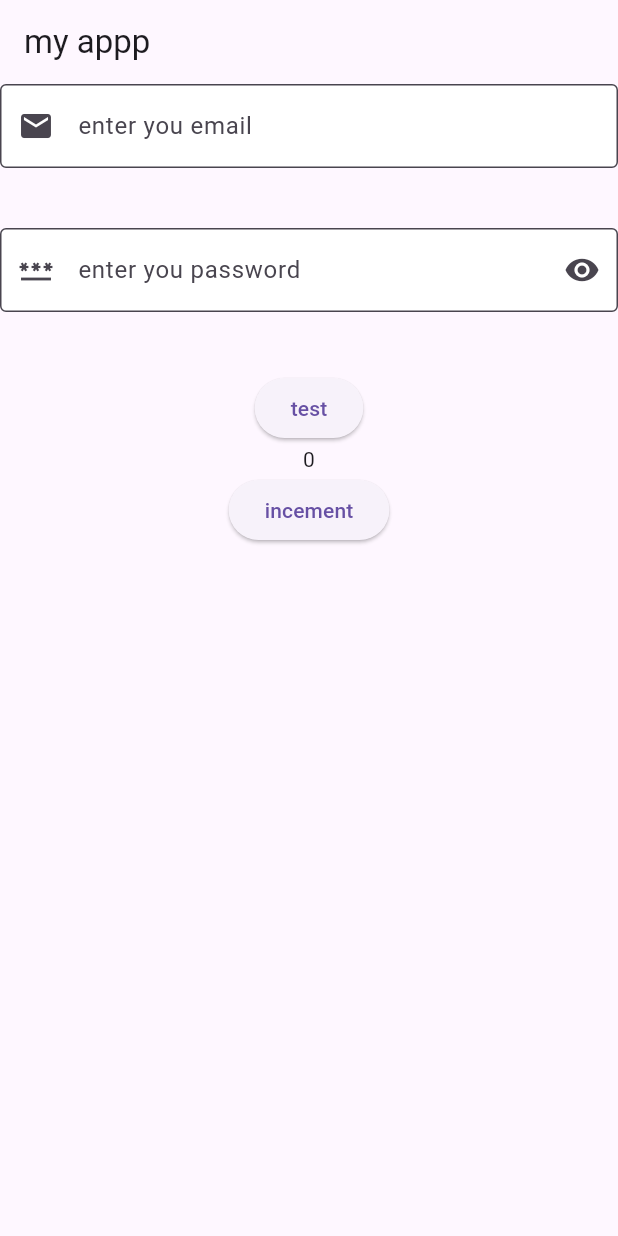
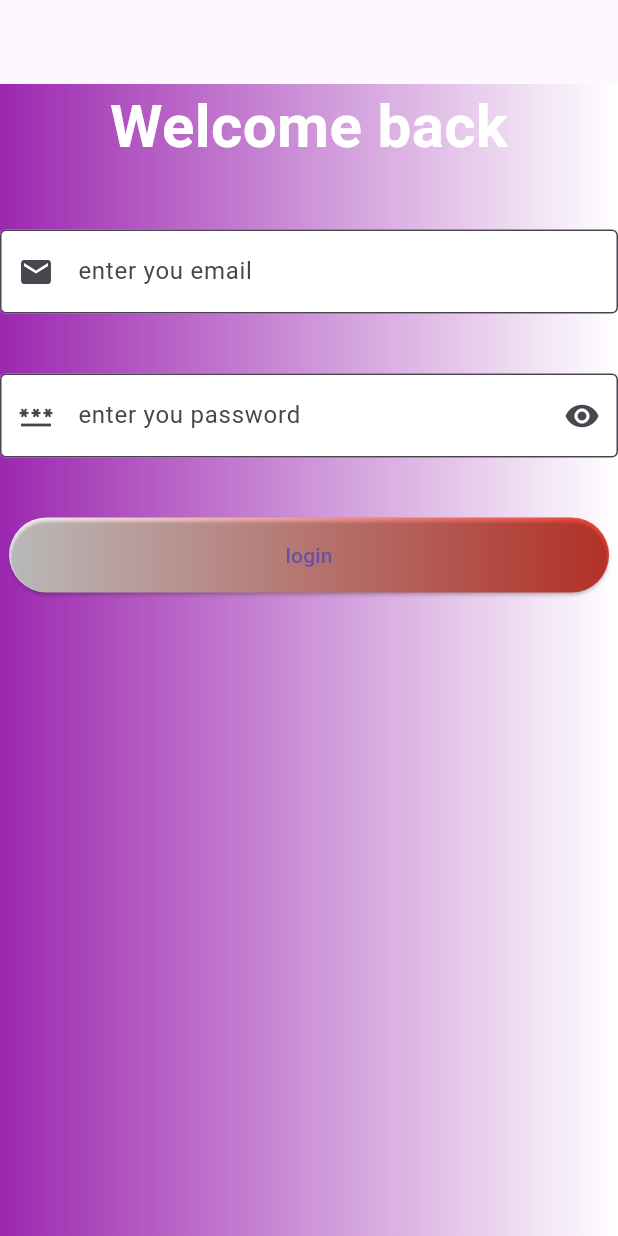
Before and after one commit to surwa803-design/shadi_hall_app, a Flutter app: the screen it shows after launch, on a phone screen of 412 x 824 dp. Run offline on Flutter 3.47's test engine with Material 3 defaults, Android fonts, the phone set to English and light mode, and no system bars.

Commit message:
login page

```diff
--- a/lib/main.dart
+++ b/lib/main.dart
@@ -1,79 +1,104 @@
 import 'package:flutter/material.dart';
 
-void main(){
+
+void main (){
   runApp(MyApp());
 }
- class MyApp extends StatefulWidget{
+class MyApp extends StatefulWidget {
   const MyApp({super.key});
 
   @override
   State<MyApp> createState() => _MyAppState();
+
 }
 
 class _MyAppState extends State<MyApp> {
- final emailController = TextEditingController();
- final passwordController = TextEditingController();
+ final emailcontroller = TextEditingController();
+  final passwordcontroller = TextEditingController();
   bool showPassword = true;
-  int number = 0;
-
   @override
-    Widget build(BuildContext context){
+  Widget build(BuildContext context) {
     return MaterialApp(
+      debugShowCheckedModeBanner: false,
       home: Scaffold(
-        appBar: AppBar(
-          title: Text("my appp",),
+       appBar: AppBar(),
+       body: Container(
+             height: double.infinity,
+             width: double.infinity,
+             decoration: BoxDecoration(
+             gradient: LinearGradient(colors: [Colors.purple,Colors.white]),
             ),
-        body: Column(
+        child: Column(
             children: [
+              Text("Welcome back",
+               style: TextStyle(
+                fontWeight: FontWeight.bold,
+                color: Colors.white,
+                fontSize: 40,
+                ),),
+                SizedBox(
+                  height:40,
+                ),
               TextField(
-              controller: emailController,
+                controller: emailcontroller,
                 decoration: InputDecoration(
                   border: OutlineInputBorder(),
+                  hintText: "enter you email",
+                  prefixIcon: Icon(Icons.email),
                   filled: true,
                   fillColor: Colors.white,
-                hintText: "enter you email",
-                prefixIcon: Icon(Icons.email),
-
                   ),
               ),
-            SizedBox(height: 40,),
+              SizedBox(
+                height: 40,
+              ),
               TextField(
-              controller: passwordController,
+                controller: passwordcontroller,
                obscureText: showPassword,
                 decoration: InputDecoration(
                   border: OutlineInputBorder(),
                   filled: true,
                   fillColor: Colors.white,
-                prefixIcon: Icon(Icons.password),
                   hintText: "enter you password",
-                suffixIcon: IconButton(
-                  onPressed: ()
-                  {
+                  prefixIcon:  Icon(Icons.password),
+                  suffixIcon: IconButton(onPressed: (){
                      setState(() {
                        showPassword = !showPassword;
                      });
-
-                  },
-                 icon: Icon(Icons.remove_red_eye))
+                  }, icon: Icon(Icons.remove_red_eye)),
                   ),
                 ),
+
               SizedBox(
-              height: 40,
+                height:40,
               ),
+              Row(
+                mainAxisAlignment: MainAxisAlignment.center,
+                children: [
+                  Container(
+                     height:50,
+                      width:400,
+                    decoration: BoxDecoration(
+                      gradient: LinearGradient(colors:[Colors.white,Colors .red]),
+                      borderRadius: BorderRadius.circular(100),
+                    ),
+                    child: ElevatedButton(
+                      style: ElevatedButton.styleFrom(
+                        backgroundColor: Colors.transparent,
+                      ),
+                       onPressed: (){
+                        setState(() {
+                          print(emailcontroller.text);
+                          print(passwordcontroller.text);
+                        });
 
-            ElevatedButton(onPressed: (){
-              print(emailController.text);
-               print(passwordController.text);
-            }, child: Text("test")),
-            Text("$number"),
-            ElevatedButton(onPressed: (){
-                setState(() {
-                  number++;
-                });
-            }, child: Text("incement"))
+                       }, child : Text("login") )),
+                ],
+              )
             ],
           ),
         ),
+       )
       );
   }
 }
```
Lines whose indentation alone changed are shown as unchanged.
